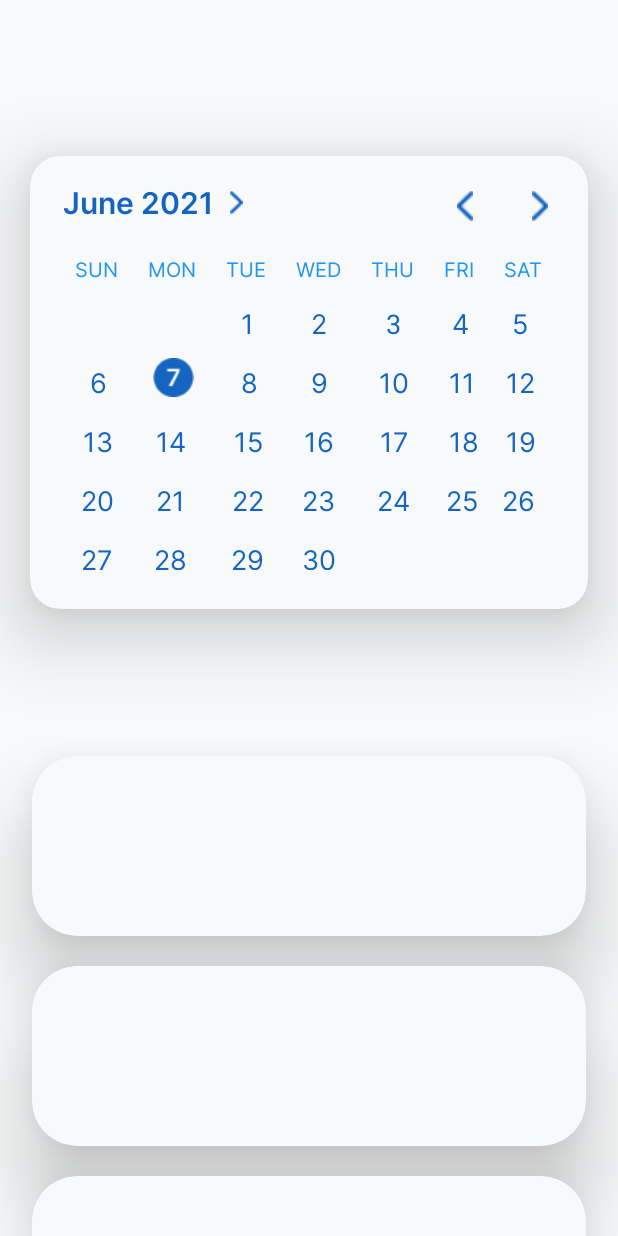
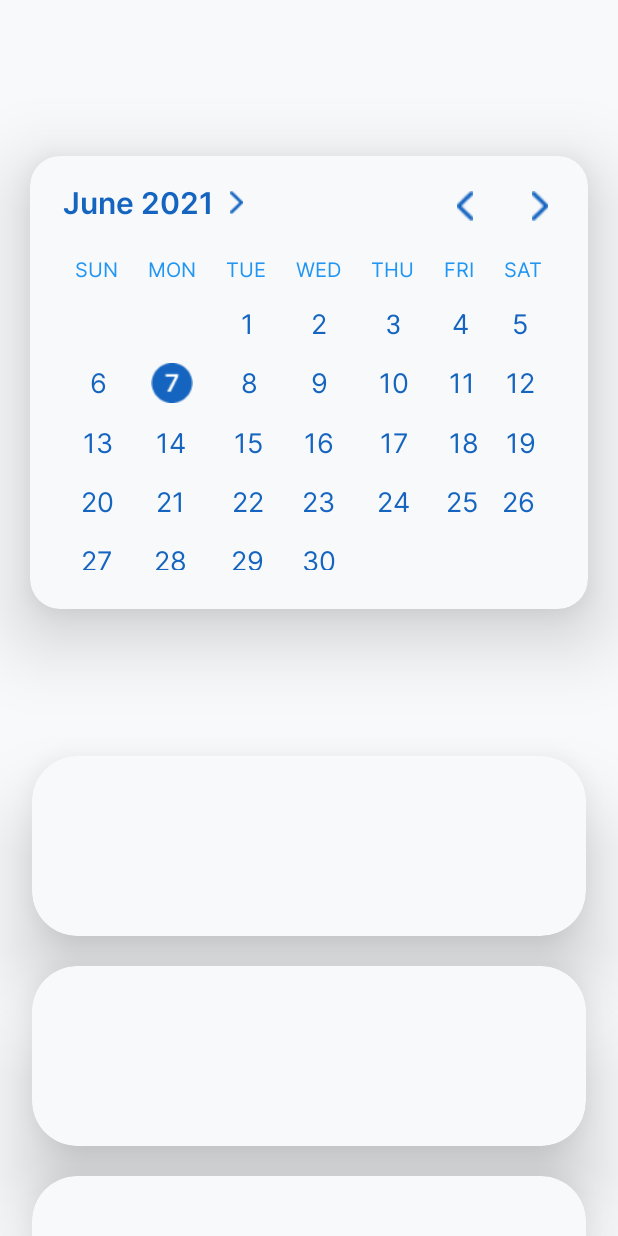
Before and after one commit to heimin22/Appointment_Scheduler, an Android app: the screen it shows after launch (MainActivity), on a phone screen of 412 x 824 dp. Run offline under Robolectric (Android 15) with nearby library versions, the phone set to English and light mode, and no system bars.

Commit message:
main activity ui

```diff
--- a/app/src/main/res/layout/activity_main.xml
+++ b/app/src/main/res/layout/activity_main.xml
@@ -305,12 +305,12 @@
 
             <ImageView
                 android:id="@+id/seven"
-                android:layout_width="36dp"
-                android:layout_height="36dp"
+                android:layout_width="40dp"
+                android:layout_height="40dp"
                 android:layout_row="2"
                 android:layout_column="1"
-                android:paddingTop="10dp"
-                android:paddingLeft="-2dp"
+                android:paddingTop="13dp"
+                android:paddingLeft="-8dp"
                 app:srcCompat="@drawable/seven" />
 
             <TextView
```
